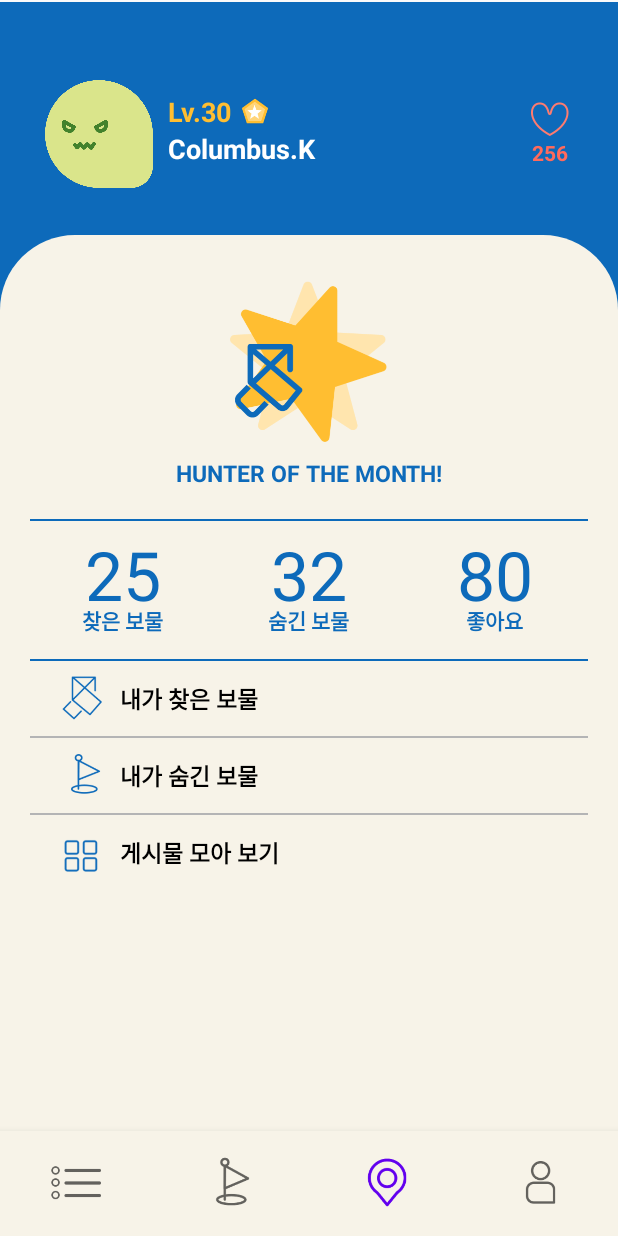
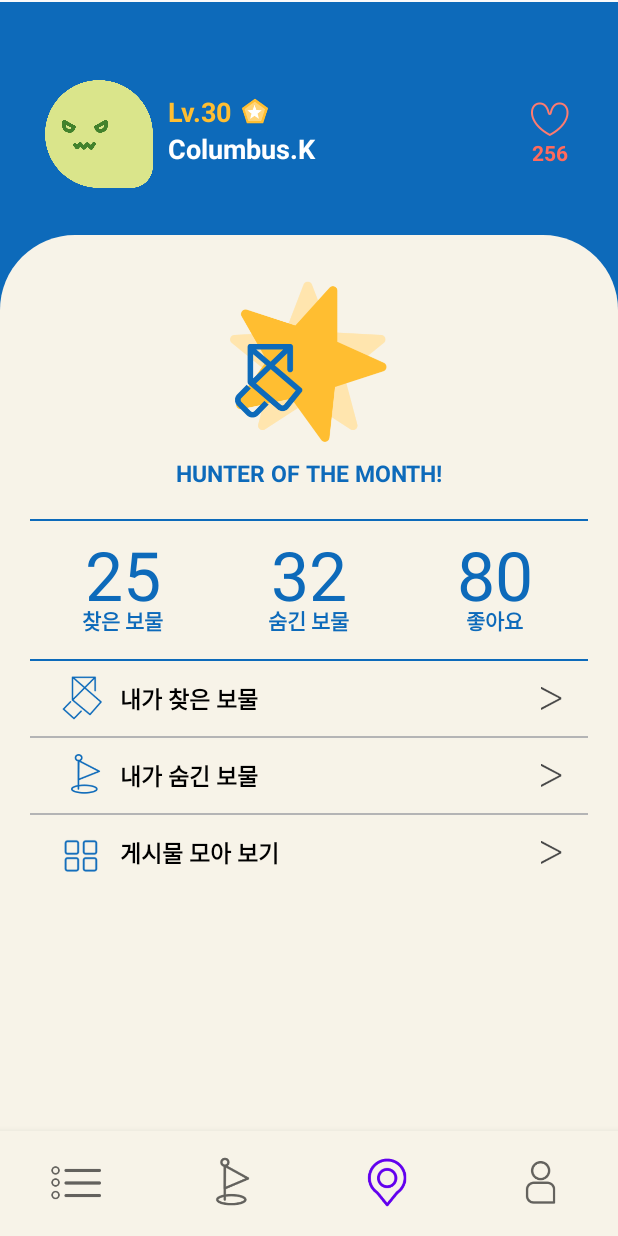
Before and after one commit to JeongYoungLee/projectgabo, an Android app: the fragment mypageFrag placed in its activity, on a phone screen of 412 x 824 dp. Run offline under Robolectric (Android 15) with nearby library versions, the light colour scheme and no system bars; our stand-ins replace Volley; libraries missing offline, so code that uses them is left out: com.naver.maps; network calls fail; 6 statements that could not run were skipped.

Commit message:
ojy layout modify

```diff
--- a/gabo_gabo/app/src/main/res/layout/mypage_lyt.xml
+++ b/gabo_gabo/app/src/main/res/layout/mypage_lyt.xml
@@ -261,13 +261,18 @@
                     android:layout_gravity="center|left"
                     app:srcCompat="@drawable/mypage_treasure" />
                 <TextView
-                    android:layout_width="match_parent"
+                    android:layout_width="280dp"
                     android:layout_height="wrap_content"
                     android:text="내가 찾은 보물"
                     android:textColor="@color/black"
                     android:layout_marginLeft="10dp"
                     android:textSize="15sp"
                     android:textStyle="bold"
+                    />
+                <ImageView
+                    android:layout_width="15dp"
+                    android:layout_height="15dp"
+                    android:src="@drawable/mypage_gobtn_img"
                     />
             </LinearLayout>
             <View
@@ -289,13 +294,18 @@
                     android:layout_height="30dp"
                     app:srcCompat="@drawable/mypage_pin" />
                 <TextView
-                    android:layout_width="match_parent"
+                    android:layout_width="280dp"
                     android:layout_height="wrap_content"
                     android:text="내가 숨긴 보물"
                     android:textColor="@color/black"
                     android:layout_marginLeft="10dp"
                     android:textSize="15sp"
                     android:textStyle="bold"
+                    />
+                <ImageView
+                    android:layout_width="15dp"
+                    android:layout_height="15dp"
+                    android:src="@drawable/mypage_gobtn_img"
                     />
             </LinearLayout>
             <View
@@ -317,7 +327,7 @@
                     android:layout_height="30dp"
                     app:srcCompat="@drawable/mypage_menu" />
                 <TextView
-                    android:layout_width="match_parent"
+                    android:layout_width="280dp"
                     android:layout_height="wrap_content"
                     android:text="게시물 모아 보기"
                     android:textColor="@color/black"
@@ -325,6 +335,11 @@
                     android:textSize="15sp"
                     android:textStyle="bold"
                     />
+                <ImageView
+                    android:layout_width="15dp"
+                    android:layout_height="15dp"
+                    android:src="@drawable/mypage_gobtn_img"
+                    />
             </LinearLayout>
 
         </LinearLayout>
```
Also changed, not shown: gabo_gabo/app/src/main/res/drawable/mypage_gobtn_img.png (added).
